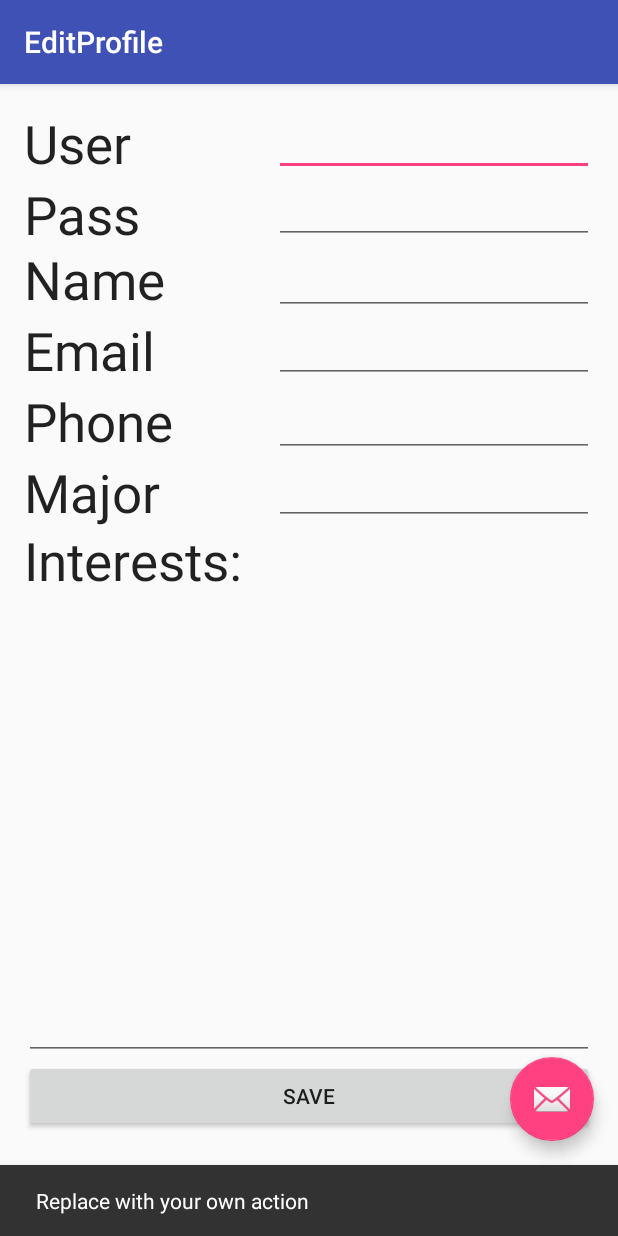
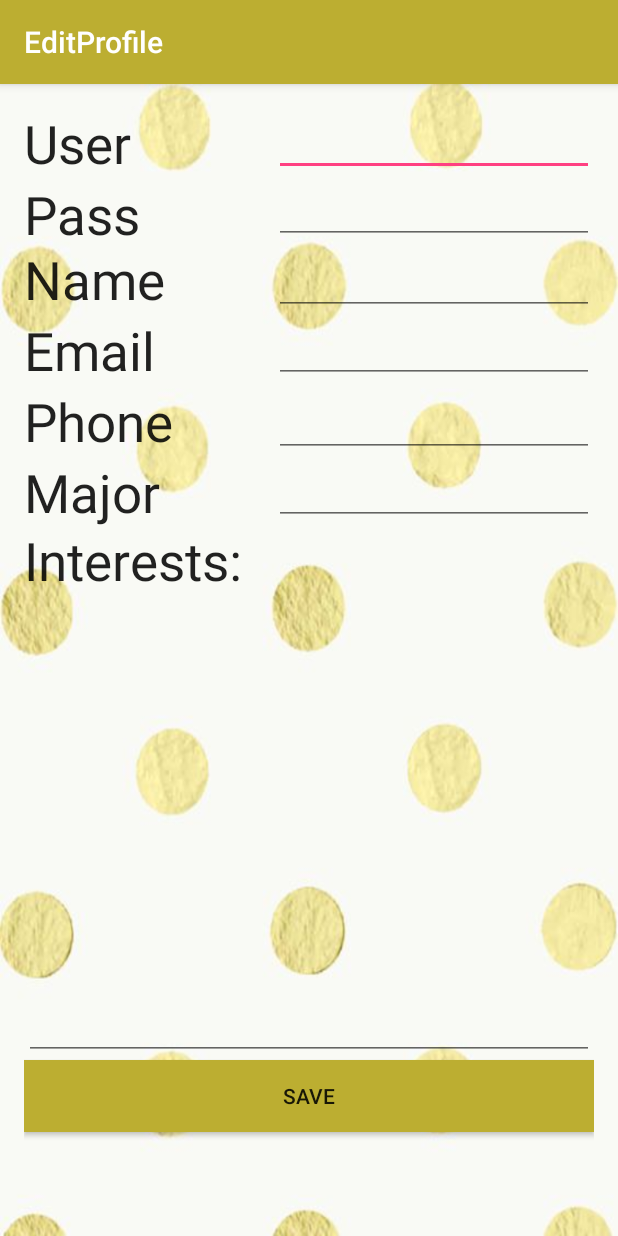
Before and after one commit to PolkaDot/PolkaDotMovies, an Android app: the EditProfile screen opened directly, with no data from a screen before it, after a tap on "SAVE", on a phone screen of 412 x 824 dp. Run offline under Robolectric (Android 15) with nearby library versions, the phone set to English and light mode, and no system bars; 1 other tap on this screen came first.

Commit message:
added colors to editProfile Activity to continue the theme

```diff
--- a/app/src/main/java/com/polka/pdm/EditProfile.java
+++ b/app/src/main/java/com/polka/pdm/EditProfile.java
@@ -18,14 +18,14 @@
         Toolbar toolbar = (Toolbar) findViewById(R.id.toolbar);
         setSupportActionBar(toolbar);
 
-        FloatingActionButton fab = (FloatingActionButton) findViewById(R.id.fab);
-        fab.setOnClickListener(new View.OnClickListener() {
-            @Override
-            public void onClick(View view) {
-                Snackbar.make(view, "Replace with your own action", Snackbar.LENGTH_LONG)
-                        .setAction("Action", null).show();
-            }
-        });
+//        FloatingActionButton fab = (FloatingActionButton) findViewById(R.id.fab);
+//        fab.setOnClickListener(new View.OnClickListener() {
+//            @Override
+//            public void onClick(View view) {
+//                Snackbar.make(view, "Replace with your own action", Snackbar.LENGTH_LONG)
+//                        .setAction("Action", null).show();
+//            }
+//        });
     }
 
     public void onSavePress(View view) {
--- a/app/src/main/res/layout/activity_edit_profile.xml
+++ b/app/src/main/res/layout/activity_edit_profile.xml
@@ -16,19 +16,19 @@
             android:id="@+id/toolbar"
             android:layout_width="match_parent"
             android:layout_height="?attr/actionBarSize"
-            android:background="?attr/colorPrimary"
+            android:background="#bcae31"
             app:popupTheme="@style/AppTheme.PopupOverlay" />
 
     </android.support.design.widget.AppBarLayout>
 
     <include layout="@layout/content_edit_profile" />
 
-    <android.support.design.widget.FloatingActionButton
-        android:id="@+id/fab"
-        android:layout_width="wrap_content"
-        android:layout_height="wrap_content"
-        android:layout_gravity="bottom|end"
-        android:layout_margin="@dimen/fab_margin"
-        android:src="@android:drawable/ic_dialog_email" />
+    <!--<android.support.design.widget.FloatingActionButton-->
+        <!--android:id="@+id/fab"-->
+        <!--android:layout_width="wrap_content"-->
+        <!--android:layout_height="wrap_content"-->
+        <!--android:layout_gravity="bottom|end"-->
+        <!--android:layout_margin="@dimen/fab_margin"-->
+        <!--android:src="@android:drawable/ic_dialog_email" />-->
 
 </android.support.design.widget.CoordinatorLayout>
--- a/app/src/main/res/layout/content_edit_profile.xml
+++ b/app/src/main/res/layout/content_edit_profile.xml
@@ -8,6 +8,7 @@
     android:paddingLeft="@dimen/activity_horizontal_margin"
     android:paddingRight="@dimen/activity_horizontal_margin"
     android:paddingTop="@dimen/activity_vertical_margin"
+    android:background="@drawable/homebackground"
     app:layout_behavior="@string/appbar_scrolling_view_behavior"
     tools:context="com.polka.pdm.EditProfile"
     tools:showIn="@layout/activity_edit_profile">
@@ -88,6 +89,7 @@
         android:layout_height="wrap_content"
         android:text="Save"
         android:id="@+id/Save"
+        android:background="#bcae31"
         android:layout_marginBottom="53dp"
         android:layout_alignParentBottom="true"
         android:layout_alignStart="@+id/NameLabel"
```
